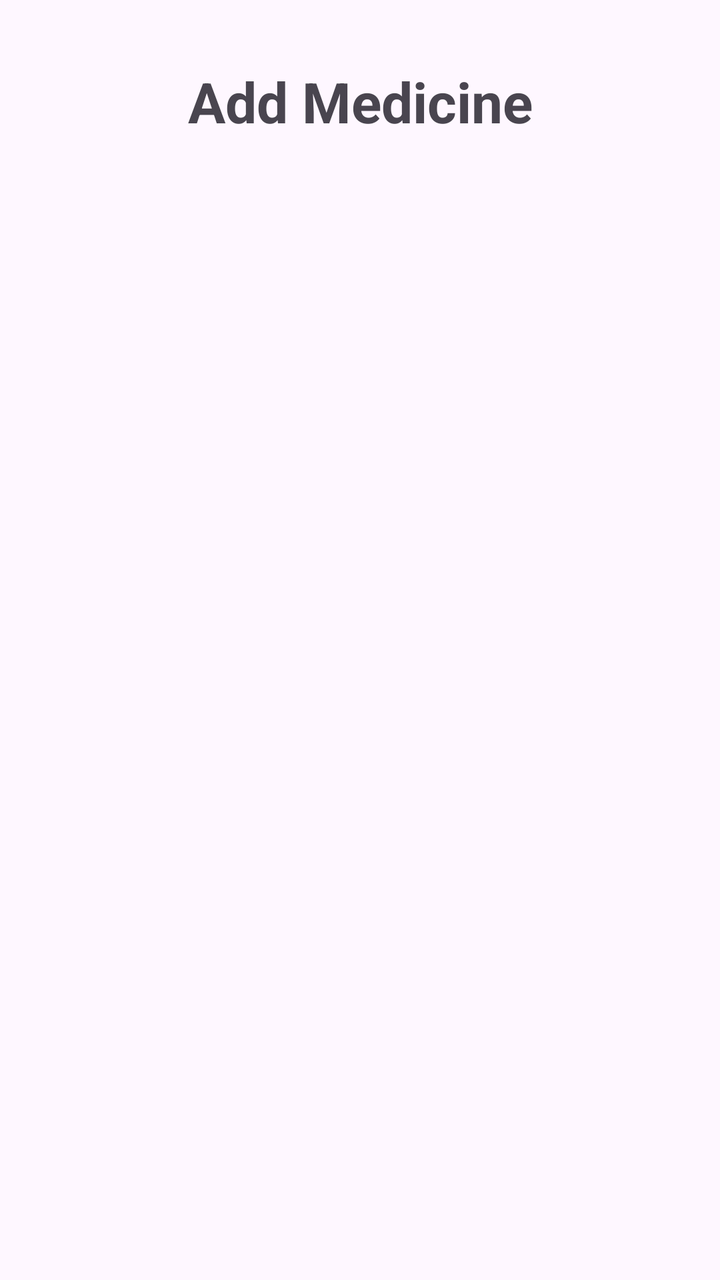
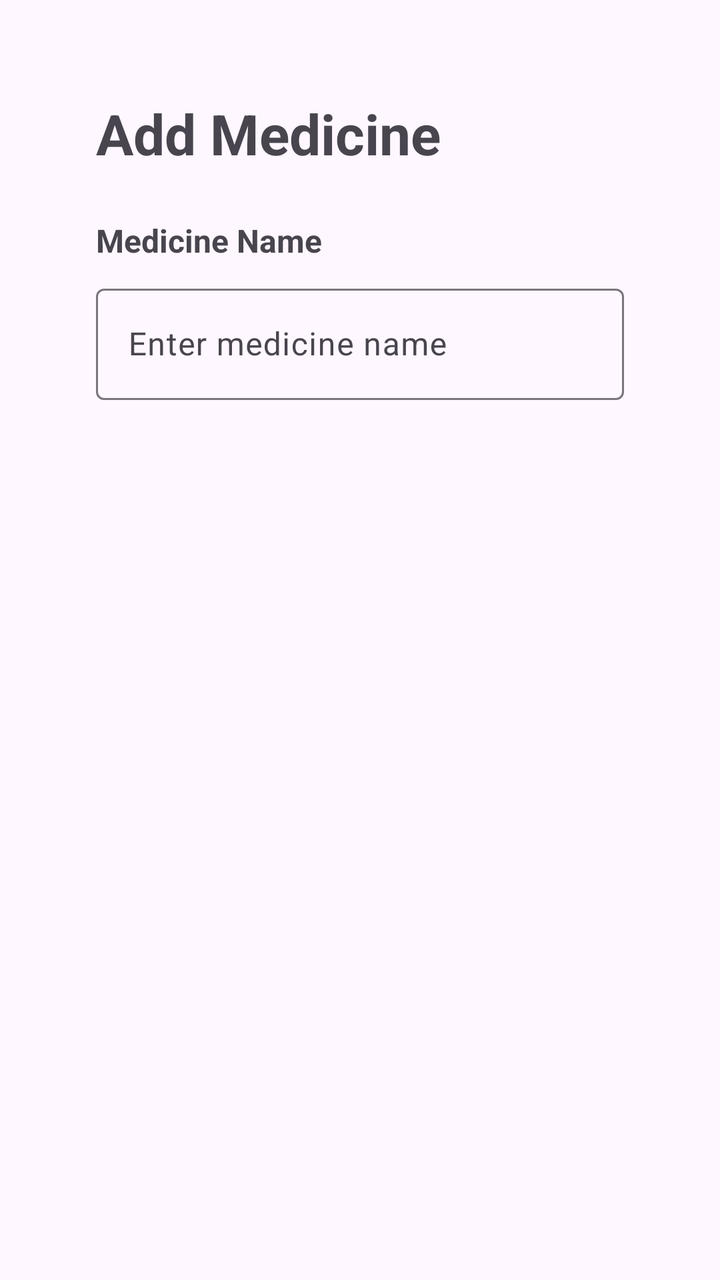

Compare the two renders of this Android layout. The source of the first and the diff that turns it into the second are given below.
<!-- AndroidManifest.xml: application theme Theme.AmarOshudh -->
<!-- res/layout/activity_add_medicine.xml -->
<?xml version="1.0" encoding="utf-8"?>
<androidx.constraintlayout.widget.ConstraintLayout
    xmlns:android="http://schemas.android.com/apk/res/android"
    xmlns:app="http://schemas.android.com/apk/res-auto"
    android:layout_width="match_parent"
    android:layout_height="match_parent">

    <TextView
        android:id="@+id/tvAddMedicineTitle"
        android:layout_width="wrap_content"
        android:layout_height="wrap_content"
        android:text="Add Medicine"
        android:textSize="28sp"
        android:textStyle="bold"
        android:layout_marginTop="32dp"

        app:layout_constraintTop_toTopOf="parent"
        app:layout_constraintStart_toStartOf="parent"
        app:layout_constraintEnd_toEndOf="parent"/>

</androidx.constraintlayout.widget.ConstraintLayout>
<!-- resources referenced by this layout -->
<resources>
  <style name="Theme.AmarOshudh" parent="Base.Theme.AmarOshudh" />
  <style name="Base.Theme.AmarOshudh" parent="Theme.Material3.DayNight.NoActionBar">
          
          
      </style>
</resources>

<!-- the commit's change to res/layout/activity_add_medicine.xml (unified diff, before → after) -->
@@ -5,17 +5,58 @@
     android:layout_width="match_parent"
     android:layout_height="match_parent">
 
-    <TextView
-        android:id="@+id/tvAddMedicineTitle"
-        android:layout_width="wrap_content"
-        android:layout_height="wrap_content"
-        android:text="Add Medicine"
-        android:textSize="28sp"
-        android:textStyle="bold"
-        android:layout_marginTop="32dp"
+    <ScrollView
+        android:id="@+id/scrollView"
+        android:layout_width="0dp"
+        android:layout_height="0dp"
 
         app:layout_constraintTop_toTopOf="parent"
+        app:layout_constraintBottom_toBottomOf="parent"
         app:layout_constraintStart_toStartOf="parent"
-        app:layout_constraintEnd_toEndOf="parent"/>
+        app:layout_constraintEnd_toEndOf="parent">
+
+        <LinearLayout
+            android:id="@+id/mainContainer"
+            android:layout_width="match_parent"
+            android:layout_height="wrap_content"
+
+            android:orientation="vertical"
+
+            android:padding="48dp">
+
+            <TextView
+                android:id="@+id/tvTitle"
+                android:layout_width="wrap_content"
+                android:layout_height="wrap_content"
+                android:text="@string/add_medicine"
+                android:textSize="28sp"
+                android:textStyle="bold"
+                android:layout_marginBottom="24dp"/>
+
+            <TextView
+                android:id="@+id/tvMedicineNameLabel"
+                android:layout_width="wrap_content"
+                android:layout_height="wrap_content"
+                android:text="Medicine Name"
+                android:textStyle="bold"
+                android:textSize="16sp"
+                android:layout_marginBottom="8dp"/>
+
+            <com.google.android.material.textfield.TextInputLayout
+                android:id="@+id/tilMedicineName"
+                android:layout_width="match_parent"
+                android:layout_height="wrap_content">
+
+                <com.google.android.material.textfield.TextInputEditText
+                    android:id="@+id/etMedicineName"
+                    android:layout_width="match_parent"
+                    android:layout_height="wrap_content"
+                    android:hint="Enter medicine name"/>
+
+            </com.google.android.material.textfield.TextInputLayout>
+
+        </LinearLayout>
+
+    </ScrollView>
 
 </androidx.constraintlayout.widget.ConstraintLayout>
<!-- resource entries referenced after the edit -->
@@ -1,5 +1,6 @@
 <!-- resources referenced by this layout -->
 <resources>
+  <string name="add_medicine">Add Medicine</string>
   <style name="Theme.AmarOshudh" parent="Base.Theme.AmarOshudh" />
   <style name="Base.Theme.AmarOshudh" parent="Theme.Material3.DayNight.NoActionBar">
           
